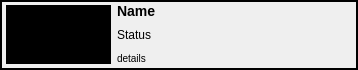
First picture: the form in resources/sequence_card.ui, repository shotgunsoftware/tk-multi-importcut, before the edit.
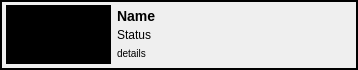
Second picture: the form after the edit. Icons and pictures are not drawn.

Diff of the .ui file:
```diff
--- a/resources/sequence_card.ui
+++ b/resources/sequence_card.ui
@@ -104,6 +104,15 @@
    </item>
    <item>
     <layout class="QVBoxLayout" name="verticalLayout_2">
+     <property name="spacing">
+      <number>1</number>
+     </property>
+     <property name="topMargin">
+      <number>4</number>
+     </property>
+     <property name="bottomMargin">
+      <number>4</number>
+     </property>
      <item>
       <widget class="QLabel" name="title_label">
        <property name="text">
```
